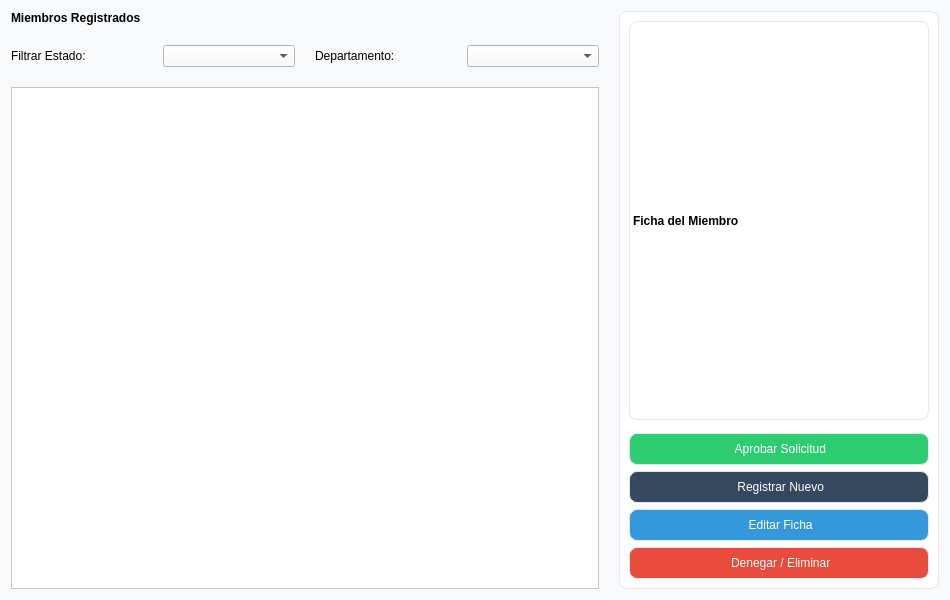
The window that src/vistas/gestion_miembros_view.ui (Lonso312/Trabajo-IS) describes before a commit, drawn with Qt 5.
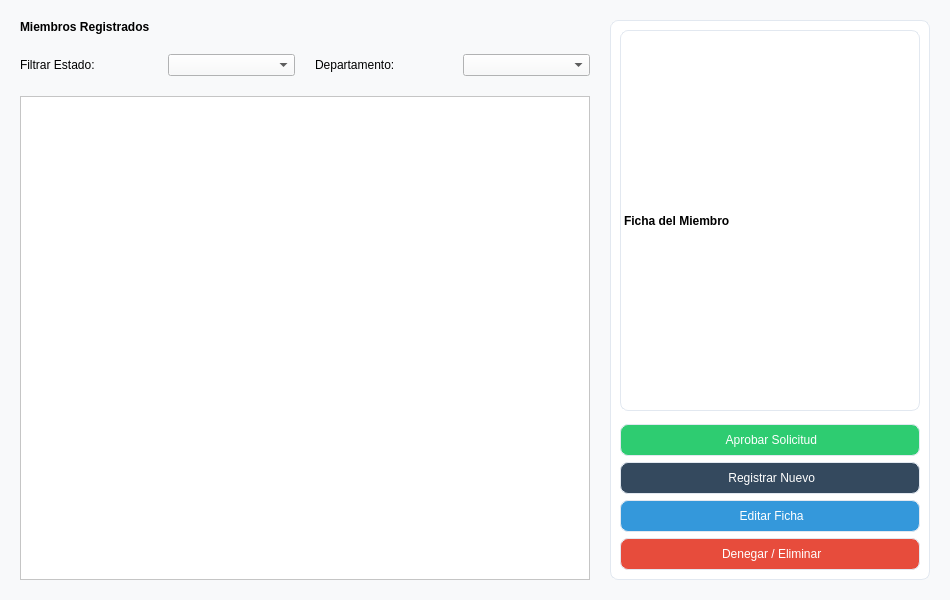
The same window after the commit.

```diff
--- a/src/vistas/gestion_miembros_view.ui
+++ b/src/vistas/gestion_miembros_view.ui
@@ -18,7 +18,10 @@
   </property>
   <layout class="QHBoxLayout" name="layout_principal">
    <property name="spacing"><number>20</number></property>
-   <property name="margins"><number>20</number></property>
+   <property name="leftMargin"><number>20</number></property>
+   <property name="topMargin"><number>20</number></property>
+   <property name="rightMargin"><number>20</number></property>
+   <property name="bottomMargin"><number>20</number></property>
    <item>
     <layout class="QVBoxLayout" name="panel_izquierdo">
      <item>
```
